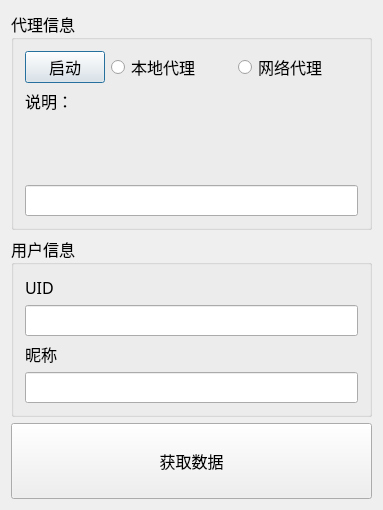
This is ChipDataWindow/GetChipWindow.ui in xxzl0130/CodeX as Qt 5 draws it before an edit. The edited form follows.
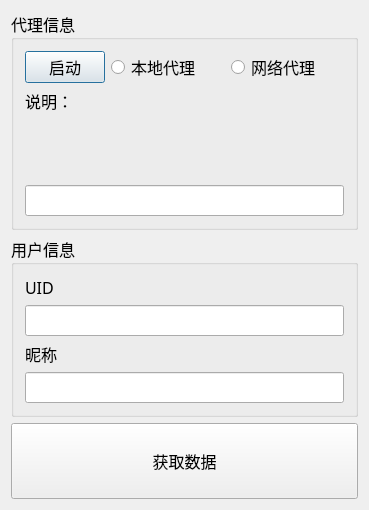
This is the edited form.

Commit message: 调整窗口

```diff
--- a/ChipDataWindow/GetChipWindow.ui
+++ b/ChipDataWindow/GetChipWindow.ui
@@ -6,8 +6,8 @@
    <rect>
     <x>0</x>
     <y>0</y>
-    <width>383</width>
-    <height>407</height>
+    <width>369</width>
+    <height>472</height>
    </rect>
   </property>
   <property name="sizePolicy">
@@ -16,6 +16,12 @@
     <verstretch>0</verstretch>
    </sizepolicy>
   </property>
+  <property name="maximumSize">
+   <size>
+    <width>369</width>
+    <height>472</height>
+   </size>
+  </property>
   <property name="font">
    <font>
     <family>等线</family>
```
The commit also changes 3 other files.
